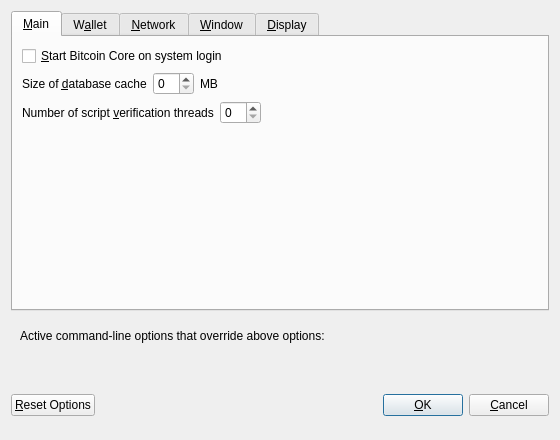
First picture: the form in src/qt/forms/optionsdialog.ui, repository v-core/v, before the edit.
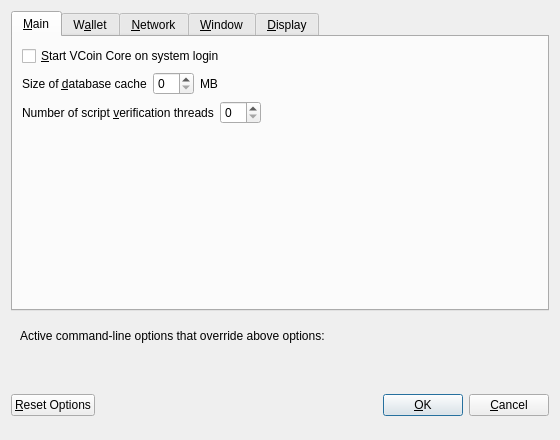
Second picture: the form after the edit. Custom widgets are drawn as their Qt base class.

Patch:
```diff
--- a/src/qt/forms/optionsdialog.ui
+++ b/src/qt/forms/optionsdialog.ui
@@ -33,7 +33,7 @@
           <string>Automatically start Bitcoin Core after logging in to the system.</string>
          </property>
          <property name="text">
-          <string>&amp;Start Bitcoin Core on system login</string>
+          <string>&amp;Start VCoin Core on system login</string>
          </property>
         </widget>
        </item>
```
Left out of the diff: 12 changed lines with no effect on the pictures.
